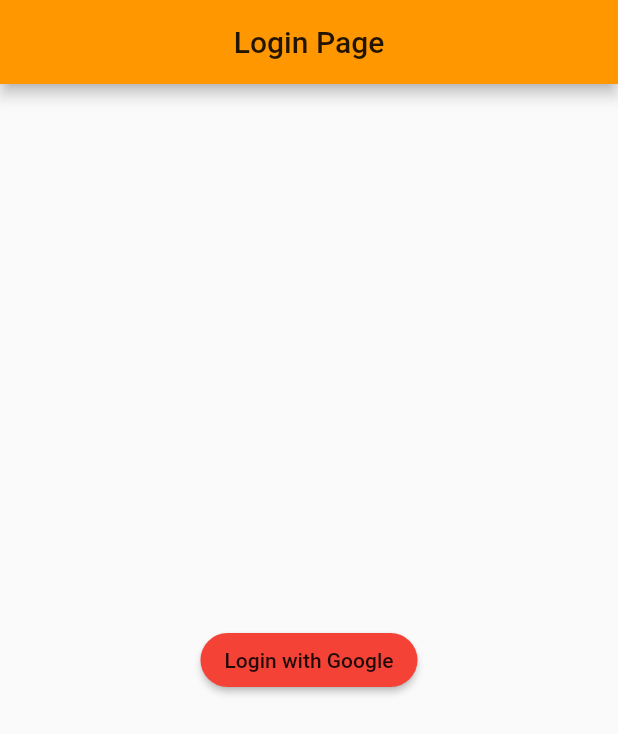
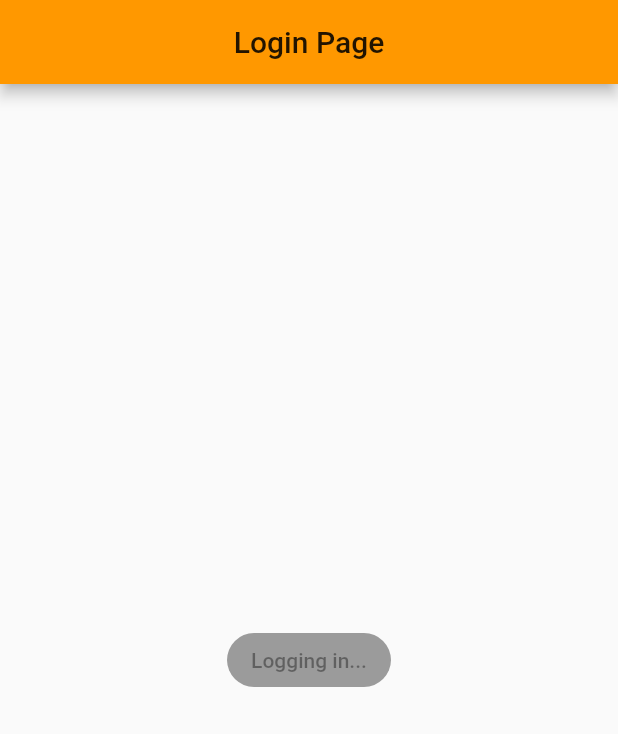
Before and after one commit to Sowdiyeah/kitley, a Flutter app: the screen it shows after launch, after a tap on "Login with Google", on a phone screen of 412 x 824 dp. Shown: the top 734 px of the screen. Run offline on Flutter 3.47's test engine with Material 2 defaults, Android fonts, the phone set to English and light mode, and no system bars; our stand-ins replace cached_network_image, cloud_firestore, firebase_auth, font_awesome_flutter, geolocator, google_sign_in; accounts and stored records are empty.

Commit message:
Make loggin in more robust

```diff
--- a/lib/pages/login_page.dart
+++ b/lib/pages/login_page.dart
@@ -1,6 +1,7 @@
 import 'package:cloud_firestore/cloud_firestore.dart';
 import 'package:firebase_auth/firebase_auth.dart';
 import 'package:flutter/material.dart';
+import 'package:flutter/services.dart';
 import 'package:google_sign_in/google_sign_in.dart';
 
 import 'package:kitley/pages/home_page.dart';
@@ -13,6 +14,7 @@ class LoginPage extends StatefulWidget {
 class _LoginPageState extends State<LoginPage> {
   final GoogleSignIn _googleSignIn = GoogleSignIn();
   final FirebaseAuth _auth = FirebaseAuth.instance;
+  bool _isButtonDisabled = false;
 
   @override
   Widget build(BuildContext context) {
@@ -23,49 +25,65 @@ class _LoginPageState extends State<LoginPage> {
         ),
       ),
       body: Center(
-        child: RaisedButton(
-          shape: RoundedRectangleBorder(
-            borderRadius: BorderRadius.circular(30.0),
-          ),
-          color: Colors.red,
-          child: Text('Login with Google'),
-          onPressed: _logIn,
-        ),
+        child: Builder(builder: (BuildContext context) {
+          return RaisedButton(
+            shape: RoundedRectangleBorder(
+              borderRadius: BorderRadius.circular(30.0),
+            ),
+            color: Colors.red,
+            child: _isButtonDisabled
+                ? Text('Logging in...')
+                : Text('Login with Google'),
+            onPressed: _isButtonDisabled ? null : () => _logIn(context),
+          );
+        }),
       ),
     );
   }
 
-  void _logIn() async {
+  void _logIn(BuildContext context) async {
+    setState(() {
+      _isButtonDisabled = true;
+    });
     GoogleSignInAccount googleUser;
     try {
       googleUser = await _googleSignIn.signIn();
     } catch (e) {
-      print(' \n');
-      print(e);
+      _errorHandle(context, 'An error occurred signing in to Google.');
+      return;
     }
+
     GoogleSignInAuthentication googleAuth = await googleUser.authentication;
-
     AuthCredential credential = GoogleAuthProvider.getCredential(
       accessToken: googleAuth.accessToken,
       idToken: googleAuth.idToken,
     );
 
-    FirebaseUser user = (await _auth.signInWithCredential(credential)).user;
+    AuthResult result;
+    try {
+      result = await _auth.signInWithCredential(credential);
+    } catch (e) {
+      _errorHandle(context, 'An error occurred signing in to the server.');
+      return;
+    }
 
-    if (user == null) return;
+    if (result.user == null) {
+      _errorHandle(context, 'Something went wrong.');
+      return;
+    }
 
     // Save to database if it is a new user
     List<DocumentSnapshot> documents = (await Firestore.instance
             .collection('users')
-            .where('id', isEqualTo: user.uid)
+            .where('id', isEqualTo: result.user.uid)
             .getDocuments())
         .documents;
     if (documents.isEmpty) {
-      Firestore.instance.collection('users').document(user.uid).setData({
-        'name': user.displayName,
-        'photoUrl': user.photoUrl,
-        'uid': user.uid,
-        'email': user.email,
+      Firestore.instance.collection('users').document(result.user.uid).setData({
+        'name': result.user.displayName,
+        'photoUrl': result.user.photoUrl,
+        'uid': result.user.uid,
+        'email': result.user.email,
       });
     }
 
@@ -73,4 +91,15 @@ class _LoginPageState extends State<LoginPage> {
       MaterialPageRoute(builder: (_) => HomePage()),
     );
   }
+
+  void _errorHandle(BuildContext context, String msg) {
+    String checkConnection = 'Check your internet connection and try again.';
+    Scaffold.of(context).showSnackBar(SnackBar(
+      content: Text('$msg\n$checkConnection'),
+    ));
+
+    setState(() {
+      _isButtonDisabled = false;
+    });
+  }
 }
```
